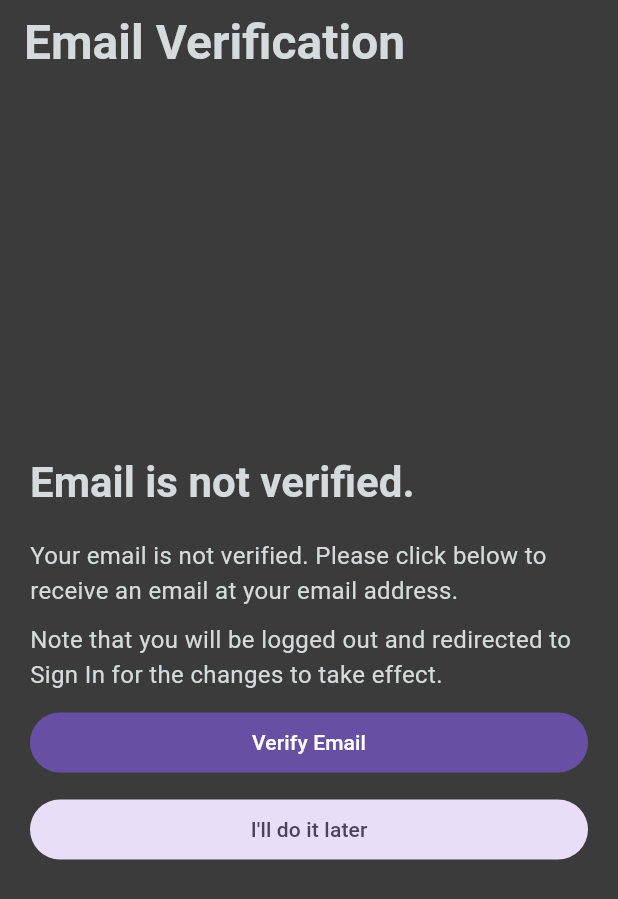
After one commit to PercyChang18/csen268_project, a Flutter app: the VerifyEmailPage screen opened by its route, on a phone screen of 412 x 824 dp. The commit adds this screen. Shown: the top 899 px of the screen. Run offline on Flutter 3.47's test engine with Material 3 defaults, Android fonts, the phone set to English and light mode, and no system bars; our stand-ins replace bloc, cloud_firestore, firebase_auth, firebase_core, firebase_messaging, flutter_bloc and 3 more; missing offline and left inert: firebase_app_installations, firebase_ui_auth; accounts and stored records are empty.

Commit message:
update verify email page

```diff
--- /dev/null
+++ b/lib/pages/verify_email_page.dart
@@ -0,0 +1,95 @@
+import 'package:csen268_project/bloc/authentication_bloc.dart';
+import 'package:flutter/material.dart';
+import 'package:flutter_bloc/flutter_bloc.dart';
+import 'package:go_router/go_router.dart';
+
+class VerifyEmailPage extends StatefulWidget {
+  const VerifyEmailPage({super.key});
+
+  @override
+  State<StatefulWidget> createState() => _VerifyEmailPageState();
+}
+
+class _VerifyEmailPageState extends State<VerifyEmailPage> {
+  bool busy = false;
+
+  @override
+  Widget build(BuildContext context) {
+    final AuthenticationBloc bloc = BlocProvider.of<AuthenticationBloc>(
+      context,
+    );
+    return Scaffold(
+      appBar: AppBar(title: const Text("Email Verification")),
+      body: Center(
+        child: Padding(
+          padding: const EdgeInsets.all(20.0),
+          child: Column(
+            mainAxisSize: MainAxisSize.min,
+            crossAxisAlignment: CrossAxisAlignment.start,
+            children: [
+              Text(
+                "Email is not verified.",
+                style: Theme.of(context).textTheme.headlineMedium,
+              ),
+              const SizedBox(height: 20),
+              const Text(
+                "Your email is not verified. Please click below to receive an "
+                "email at your email address.",
+              ),
+              const SizedBox(height: 10),
+              const Text(
+                "Note that you will be logged out and redirected "
+                "to Sign In for the changes to take effect.",
+              ),
+              const SizedBox(height: 10),
+              AnimatedCrossFade(
+                crossFadeState:
+                    busy ? CrossFadeState.showFirst : CrossFadeState.showSecond,
+                duration: Duration(milliseconds: 300),
+                firstChild: Container(
+                  alignment: Alignment.center,
+                  margin: EdgeInsets.all(20),
+                  child: CircularProgressIndicator(),
+                ),
+                secondChild: Container(),
+              ),
+              Container(
+                width: double.infinity,
+                child: FilledButton(
+                  onPressed:
+                      busy
+                          ? null
+                          : () {
+                            bloc.add(AuthenticationEmailVerificationRequest());
+                            setState(() {
+                              busy = true;
+                            });
+                          },
+                  child: Text("Verify Email"),
+                ),
+              ),
+              Container(
+                width: double.infinity,
+                padding: EdgeInsets.only(top: 10),
+                child: FilledButton.tonal(
+                  onPressed:
+                      busy
+                          ? null
+                          : () {
+                            BlocProvider.of<AuthenticationBloc>(
+                              context,
+                            ).add(AuthenticationEmailVerificationCancel());
+                            setState(() {
+                              busy = true;
+                            });
+                          },
+                  child: const Text("I'll do it later"),
+                ),
+              ),
+            ],
+          ),
+        ),
+      ),
+    );
+  }
+}
--- a/lib/pages/welcome_page.dart
+++ b/lib/pages/welcome_page.dart
@@ -59,7 +59,6 @@ class _WelcomePageState extends State<WelcomePage> {
           print(
             "Navigating to home and dispatching AuthenticationRefreshUserEvent.",
           );
-          context.goNamed("home");
           context.read<AuthenticationBloc>().add(
             AuthenticationRefreshUserEvent(),
           );
```
Also changed, not shown: lib/bloc/authentication_bloc.dart (+10 -21 lines), lib/navigation/router.dart (+12 -5 lines), lib/pages/sign_in_page.dart (+7 -0 lines).
